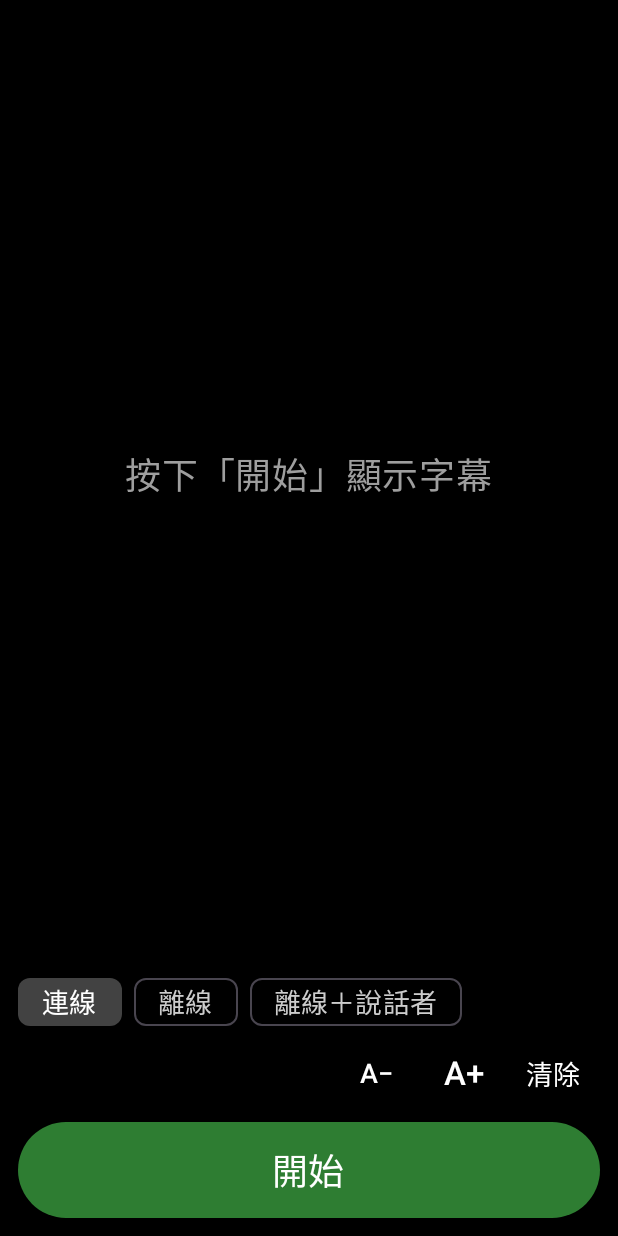
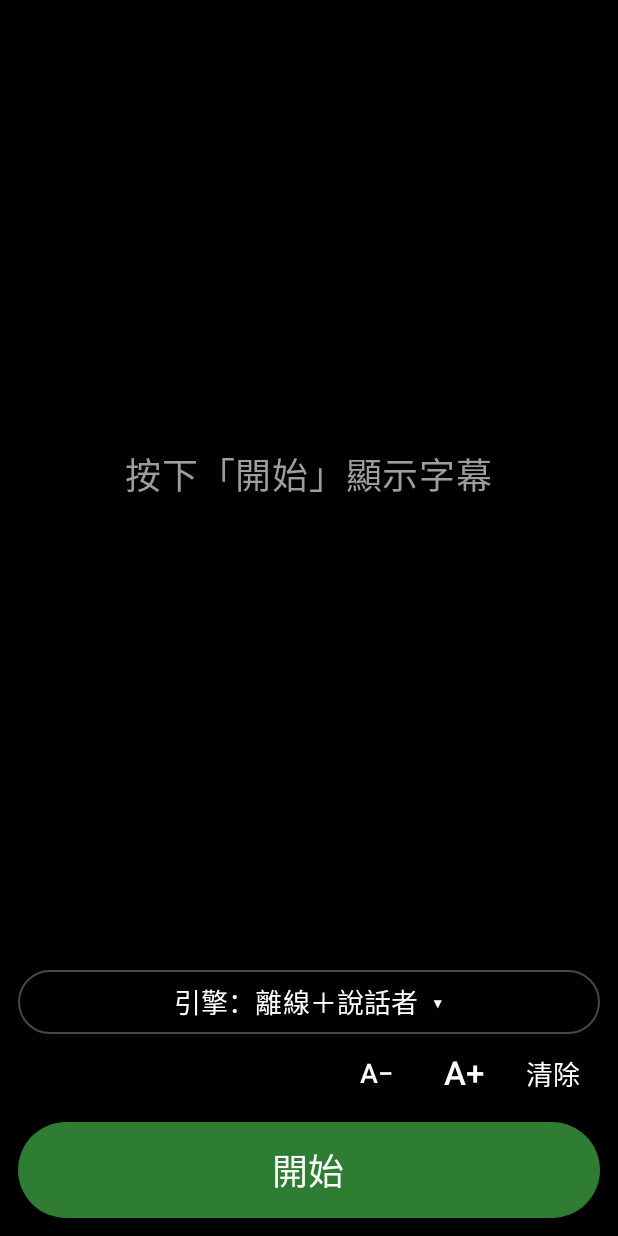
Before and after one commit to e4903180/realtime-captions-android, an Android app built with Jetpack Compose: the screen it shows after launch (MainActivity), on a phone screen of 412 x 824 dp. Run offline under Robolectric (Android 15) with nearby library versions, the phone set to English and light mode, and no system bars; libraries missing offline, so code that uses them is left out: com.github.houbb.opencc4j, com.k2fsa.sherpa, org.apache.commons; 2 statements that could not run were skipped.

Commit message:
Engine list with descriptions; per-engine model download and removal; X-ASR 480 ms engine
Co-Authored-By: Claude Opus 5.5 <noreply@anthropic.com>

```diff
--- a/app/src/main/java/tw/captions/app/CaptionViewModel.kt
+++ b/app/src/main/java/tw/captions/app/CaptionViewModel.kt
@@ -14,6 +14,7 @@ import kotlinx.coroutines.Dispatchers
 import android.util.Log
 import java.io.File
 import tw.captions.app.engine.AndroidSpeechEngine
+import tw.captions.app.engine.EngineCatalog
 import tw.captions.app.engine.MicInput
 import tw.captions.app.engine.ModelStore
 import tw.captions.app.engine.SherpaOnnxEngine
@@ -27,10 +28,16 @@ import tw.captions.core.SpeechEngine
 data class UiState(
     val captions: CaptionState = CaptionState(),
     val running: Boolean = false,
-    val engineId: String = "android-online",
+    val engineId: String = EngineCatalog.DEFAULT_ID,
     val fontSizeSp: Int = 36,
     /** 0..1 while the offline models are downloading, otherwise null. */
     val modelDownload: Float? = null,
+    /** Which engine the running download is for. */
+    val downloadingEngine: String? = null,
+    /** Offline engines whose models are all on the phone. */
+    val installedEngines: Set<String> = emptySet(),
+    /** Disk space each installed offline engine would free if removed (bytes). */
+    val freeableBytes: Map<String, Long> = emptyMap(),
     /** Debug builds: wav file played instead of the microphone. */
     val debugWav: String? = null,
 )
@@ -45,8 +52,11 @@ class CaptionViewModel(app: Application) : AndroidViewModel(app) {
     val engines: List<SpeechEngine> = listOf(
         AndroidSpeechEngine(app, onDevice = false),
         AndroidSpeechEngine(app, onDevice = true),
-        SherpaOnnxEngine(models, openInput = { debugWav?.let { WavFileInput(it) } ?: MicInput() }),
+        SherpaOnnxEngine(models, openInput = { debugWav?.let { WavFileInput(it) } ?: MicInput() }, variant = SherpaOnnxEngine.Variant.X160),
+        SherpaOnnxEngine(models, openInput = { debugWav?.let { WavFileInput(it) } ?: MicInput() }, variant = SherpaOnnxEngine.Variant.X480),
     )
+
+    private val prefs = app.getSharedPreferences("settings", android.content.Context.MODE_PRIVATE)
 
     private val assembler = CaptionAssembler(TextProcessor.default(converter = OpenCcTaiwan))
 
@@ -60,16 +70,34 @@ class CaptionViewModel(app: Application) : AndroidViewModel(app) {
         debugWav = file
         _ui.update { it.copy(debugWav = file?.name) }
     }
-    private val _ui = MutableStateFlow(UiState())
+    private val _ui = MutableStateFlow(
+        UiState(engineId = prefs.getString("engine", null)?.takeIf { id -> engines.any { it.id == id } } ?: EngineCatalog.DEFAULT_ID),
+    )
     val ui: StateFlow<UiState> = _ui.asStateFlow()
+
+    init {
+        refreshInstalled()
+    }
+
+    private val offlineEngines get() = engines.filterIsInstance<SherpaOnnxEngine>()
+
+    /** Recomputes which offline engines are installed and what removing each would free. */
+    private fun refreshInstalled() {
+        val installed = offlineEngines.filter { models.isInstalled(it.packs) }
+        val freeable = installed.associate { e ->
+            val othersNeed = installed.filter { it !== e }.flatMap { it.packs }.toSet()
+            e.id to e.packs.filter { it !in othersNeed }.sumOf { models.sizeOnDisk(it) }
+        }
+        _ui.update { it.copy(installedEngines = installed.map { e -> e.id }.toSet(), freeableBytes = freeable) }
+    }
 
     private var job: Job? = null
 
     fun start() {
         if (job?.isActive == true) return
         val engine = engines.first { it.id == _ui.value.engineId }
-        if (engine is SherpaOnnxEngine && !models.isReady) {
-            downloadModelsThenStart()
+        if (engine is SherpaOnnxEngine && !models.isInstalled(engine.packs)) {
+            download(engine.id, startAfter = true)
             return
         }
         _ui.update { it.copy(running = true) }
@@ -94,28 +122,49 @@ class CaptionViewModel(app: Application) : AndroidViewModel(app) {
 
     private var download: Job? = null
 
-    private fun downloadModelsThenStart() {
+    /** Downloads the models of an offline engine; starts captions afterwards if [startAfter]. */
+    fun download(engineId: String, startAfter: Boolean = false) {
+        val engine = offlineEngines.firstOrNull { it.id == engineId } ?: return
         if (download?.isActive == true) return
-        _ui.update { it.copy(modelDownload = 0f, captions = it.captions.copy(error = null)) }
+        _ui.update { it.copy(modelDownload = 0f, downloadingEngine = engineId, captions = it.captions.copy(error = null)) }
         download = viewModelScope.launch {
             try {
-                models.ensure { p -> _ui.update { it.copy(modelDownload = p) } }
-                _ui.update { it.copy(modelDownload = null) }
-                start()
+                models.ensure(engine.packs) { p -> _ui.update { it.copy(modelDownload = p) } }
+                _ui.update { it.copy(modelDownload = null, downloadingEngine = null) }
+                refreshInstalled()
+                if (startAfter && _ui.value.engineId == engineId) start()
             } catch (e: kotlinx.coroutines.CancellationException) {
-                _ui.update { it.copy(modelDownload = null) }
+                _ui.update { it.copy(modelDownload = null, downloadingEngine = null) }
                 throw e
             } catch (e: Exception) {
                 Log.e("CaptionsModels", "download failed", e)
                 _ui.update {
-                    it.copy(modelDownload = null, captions = it.captions.copy(error = "模型下載失敗，請確認網路後再按一次開始"))
+                    it.copy(modelDownload = null, downloadingEngine = null, captions = it.captions.copy(error = "模型下載失敗，請確認網路後再試一次"))
                 }
             }
         }
     }
 
+    fun cancelDownload() {
+        download?.cancel()
+    }
+
+    /**
+     * Removes an offline engine's models. Packs another installed engine still uses (the shared
+     * VAD / speaker / denoiser pack) stay until nothing needs them.
+     */
+    fun uninstall(engineId: String) {
+        val engine = offlineEngines.firstOrNull { it.id == engineId } ?: return
+        if (_ui.value.engineId == engineId) stop()
+        val stillNeeded = offlineEngines.filter { it !== engine && models.isInstalled(it.packs) }.flatMap { it.packs }.toSet()
+        viewModelScope.launch(Dispatchers.IO) {
+            engine.packs.filter { it !in stillNeeded }.forEach { models.delete(it) }
+            refreshInstalled()
+        }
+    }
+
     fun stop() {
-        download?.cancel()
+        if (_ui.value.downloadingEngine == _ui.value.engineId) download?.cancel()
         val current = job
         job = null
         current?.cancel()
@@ -126,6 +175,7 @@ class CaptionViewModel(app: Application) : AndroidViewModel(app) {
         val wasRunning = job != null
         stop()
         _ui.update { it.copy(engineId = id) }
+        prefs.edit().putString("engine", id).apply()
         if (wasRunning) start()
     }
 
--- a/app/src/main/java/tw/captions/app/MainActivity.kt
+++ b/app/src/main/java/tw/captions/app/MainActivity.kt
@@ -15,6 +15,10 @@ import androidx.compose.runtime.getValue
 import androidx.core.content.ContextCompat
 import androidx.lifecycle.compose.collectAsStateWithLifecycle
 import tw.captions.app.ui.CaptionScreen
+import tw.captions.app.ui.EnginePicker
+import androidx.compose.runtime.mutableStateOf
+import androidx.compose.runtime.remember
+import androidx.compose.runtime.setValue
 import java.io.File
 
 class MainActivity : ComponentActivity() {
@@ -44,15 +48,26 @@ class MainActivity : ComponentActivity() {
                 }
             }
 
+            var showEngines by remember { mutableStateOf(false) }
             CaptionScreen(
                 ui = ui,
                 engines = viewModel.engines,
                 onStart = ::startWithPermission,
                 onStop = viewModel::stop,
-                onSelectEngine = viewModel::selectEngine,
+                onOpenEngines = { showEngines = true },
                 onClear = viewModel::clear,
                 onFontSize = viewModel::changeFontSize,
             )
+            if (showEngines) {
+                EnginePicker(
+                    ui = ui,
+                    onDismiss = { showEngines = false },
+                    onSelect = viewModel::selectEngine,
+                    onDownload = { viewModel.download(it) },
+                    onCancelDownload = viewModel::cancelDownload,
+                    onUninstall = viewModel::uninstall,
+                )
+            }
         }
     }
 
--- /dev/null
+++ b/app/src/main/java/tw/captions/app/engine/EngineCatalog.kt
@@ -0,0 +1,51 @@
+package tw.captions.app.engine
+
+/**
+ * What the engine list shows for each engine. Numbers come from the Taiwan-accent benchmarks
+ * (docs/benchmark-engines.md); keep them in this one place so they are easy to update.
+ */
+data class EngineInfo(
+    val id: String,
+    val name: String,
+    /** One line under the name: what it is good for and what it needs. */
+    val subtitle: String,
+    val offline: Boolean,
+    val paid: Boolean = false,
+    val speakerTags: Boolean = false,
+    val recommended: Boolean = false,
+    /** Offline engines: model packs that must be downloaded first. */
+    val packs: List<ModelStore.Pack> = emptyList(),
+    /** Cloud engines: needs an API key from the user (see settings). */
+    val needsKey: Boolean = false,
+)
+
+object EngineCatalog {
+    val ALL = listOf(
+        EngineInfo(
+            SherpaOnnxEngine.Variant.X160.id, "離線＋說話者",
+            "不用網路、免費，約 1 秒出字，會標示 A／B／C 說話者。台灣腔錯字率約 12%。",
+            offline = true, speakerTags = true, recommended = true,
+            packs = SherpaOnnxEngine.Variant.X160.packs,
+        ),
+        EngineInfo(
+            SherpaOnnxEngine.Variant.X480.id, "離線＋說話者（省電）",
+            "準確度和上面相同、運算量約一半，但字慢約 0.1 秒出現。適合較舊的手機。",
+            offline = true, speakerTags = true,
+            packs = SherpaOnnxEngine.Variant.X480.packs,
+        ),
+        EngineInfo(
+            "android-online", "手機內建（連線）",
+            "使用手機內建的 Google 語音辨識，需要網路，不分說話者。",
+            offline = false,
+        ),
+        EngineInfo(
+            "android-offline", "手機內建（離線）",
+            "使用手機的離線語音包，要先在系統設定下載中文（台灣），不分說話者。",
+            offline = true,
+        ),
+    )
+
+    fun byId(id: String): EngineInfo? = ALL.firstOrNull { it.id == id }
+
+    val DEFAULT_ID: String = SherpaOnnxEngine.Variant.X160.id
+}
--- a/app/src/main/java/tw/captions/app/engine/ModelStore.kt
+++ b/app/src/main/java/tw/captions/app/engine/ModelStore.kt
@@ -17,8 +17,10 @@ import java.security.MessageDigest
 import kotlin.coroutines.coroutineContext
 
 /**
- * Offline models are downloaded on first use into app storage instead of being bundled in the APK
- * (about 165 MB in total). Every download is checked against its SHA-256.
+ * Offline models are downloaded on demand into app storage instead of being bundled in the APK.
+ * They are grouped in [Pack]s: each offline engine needs some packs, and shared packs (VAD,
+ * speaker model, denoiser) are downloaded once. Every pack can be removed again. Every download
+ * is checked against its SHA-256.
  */
 class ModelStore(context: Context) {
     val dir = File(context.filesDir, "models")
@@ -66,22 +68,62 @@ class ModelStore(context: Context) {
             535_638,
             localName = "denoiser.onnx",
         )
-        val ALL = listOf(ASR, VAD, SPEAKER, DENOISER)
+        /** X-ASR 480 ms chunks: same accuracy, less compute, first words ~0.1 s later. */
+        val ASR_480 = Remote(
+            "$RELEASES/asr-models/sherpa-onnx-x-asr-480ms-streaming-zipformer-transducer-zh-en-punct-int8-2026-06-05.tar.bz2",
+            "fa5f63d618e5a01526e275a358bb7772e403f84808a4769fba52cffd8160bf74",
+            133_895_136,
+            extract = mapOf(
+                "encoder.int8.onnx" to "asr480-encoder.onnx",
+                "decoder.onnx" to "asr480-decoder.onnx",
+                "joiner.int8.onnx" to "asr480-joiner.onnx",
+                "tokens.txt" to "asr480-tokens.txt",
+            ),
+        )
+
+        val XASR_160 = Pack("xasr-160", "語音辨識 X-ASR 160 ms", listOf(ASR))
+        val XASR_480 = Pack("xasr-480", "語音辨識 X-ASR 480 ms", listOf(ASR_480))
+        val SHARED = Pack("shared", "人聲偵測、說話者、降噪", listOf(VAD, SPEAKER, DENOISER))
+        val PACKS = listOf(XASR_160, XASR_480, SHARED)
         private const val TAG = "CaptionsModels"
+    }
+
+    /** A group of files downloaded and removed together. */
+    data class Pack(val id: String, val title: String, val files: List<Remote>) {
+        val downloadBytes: Long get() = files.sumOf { it.bytes }
     }
 
     fun file(name: String) = File(dir, name)
 
     private fun done(r: Remote) = File(dir, "${r.sha256}.ok")
 
-    val isReady: Boolean get() = ALL.all { done(it).exists() }
+    fun isInstalled(pack: Pack): Boolean = pack.files.all { done(it).exists() }
 
-    /** Downloads whatever is missing. [onProgress] gets 0..1 over all files. */
-    suspend fun ensure(onProgress: (Float) -> Unit) = withContext(Dispatchers.IO) {
+    fun isInstalled(packs: List<Pack>): Boolean = packs.all { isInstalled(it) }
+
+    /** Bytes the pack's files use on disk now. */
+    fun sizeOnDisk(pack: Pack): Long = pack.files.flatMap { localFiles(it) }.sumOf { if (it.exists()) it.length() else 0L }
+
+    private fun localFiles(r: Remote): List<File> =
+        if (r.extract.isEmpty()) listOf(File(dir, r.localName)) else r.extract.values.map { File(dir, it) }
+
+    /** Removes a pack's files. Callers make sure no installed engine still needs it. */
+    fun delete(pack: Pack) {
+        for (r in pack.files) {
+            localFiles(r).forEach { it.delete() }
+            done(r).delete()
+            File(dir, r.localName + ".part").delete()
+        }
+        Log.i(TAG, "deleted ${pack.id}")
+    }
+
+    /** Downloads whatever is missing from [packs]. [onProgress] gets 0..1 over the missing files. */
+    suspend fun ensure(packs: List<Pack>, onProgress: (Float) -> Unit) = withContext(Dispatchers.IO) {
         dir.mkdirs()
-        val total = ALL.sumOf { it.bytes }.toFloat()
+        val missing = packs.flatMap { it.files }.distinct().filter { !done(it).exists() }
+        val total = missing.sumOf { it.bytes }.coerceAtLeast(1).toFloat()
         var finished = 0L
-        for (r in ALL) {
+        for (r in missing) {
             if (!done(r).exists()) {
                 Log.i(TAG, "downloading ${r.url}")
                 fetch(r) { bytes -> onProgress((finished + bytes) / total) }
--- a/app/src/main/java/tw/captions/app/engine/SherpaOnnxEngine.kt
+++ b/app/src/main/java/tw/captions/app/engine/SherpaOnnxEngine.kt
@@ -42,13 +42,23 @@ import tw.captions.core.VoiceActivityDetector
 class SherpaOnnxEngine(
     private val models: ModelStore,
     private val openInput: () -> AudioInput,
+    /** Which X-ASR model: 160 ms chunks (fastest words, default) or 480 ms (less compute). */
+    val variant: Variant = Variant.X160,
     private val speakerThreshold: Float = 0.5f,
     /** Run the GTCRN speech-enhancement model before recognition (see docs/benchmark-noise.md). */
     private val useDenoiser: Boolean = DENOISER_DEFAULT,
 ) : SpeechEngine {
-    override val id = ID
-    override val displayName = "離線＋說話者"
+    override val id = variant.id
+    override val displayName = variant.displayName
     override val requiresNetwork = false
+
+    /** Model packs this engine needs on disk. */
+    val packs: List<ModelStore.Pack> get() = variant.packs
+
+    enum class Variant(val id: String, val displayName: String, val filePrefix: String, val packs: List<ModelStore.Pack>) {
+        X160(ID, "離線＋說話者", "asr", listOf(ModelStore.XASR_160, ModelStore.SHARED)),
+        X480("sherpa-onnx-480", "離線＋說話者（省電）", "asr480", listOf(ModelStore.XASR_480, ModelStore.SHARED)),
+    }
 
     companion object {
         const val ID = "sherpa-onnx"
@@ -59,11 +69,11 @@ class SherpaOnnxEngine(
     }
 
     override fun transcribe(config: RecognitionConfig): Flow<TranscriptEvent> = flow {
-        if (!models.isReady) {
+        if (!models.isInstalled(packs)) {
             emit(TranscriptEvent.Error("離線模型還沒下載完成", recoverable = false))
             return@flow
         }
-        val asr = Asr(models)
+        val asr = Asr(models, variant.filePrefix)
         val vad = SileroVad(models)
         val embedder = Embedder(models)
         val denoiser = if (useDenoiser) Denoiser(models) else null
@@ -97,18 +107,18 @@ class SherpaOnnxEngine(
         }
     }.flowOn(Dispatchers.Default)
 
-    private class Asr(models: ModelStore) : StreamingAsr, AutoCloseable {
+    private class Asr(models: ModelStore, prefix: String) : StreamingAsr, AutoCloseable {
         private val recognizer = OnlineRecognizer(
             assetManager = null,
             config = OnlineRecognizerConfig(
                 featConfig = FeatureConfig(sampleRate = SAMPLE_RATE, featureDim = 80),
                 modelConfig = OnlineModelConfig(
                     transducer = OnlineTransducerModelConfig(
-                        encoder = models.file("asr-encoder.onnx").path,
-                        decoder = models.file("asr-decoder.onnx").path,
-                        joiner = models.file("asr-joiner.onnx").path,
+                        encoder = models.file("$prefix-encoder.onnx").path,
+                        decoder = models.file("$prefix-decoder.onnx").path,
+                        joiner = models.file("$prefix-joiner.onnx").path,
                     ),
-                    tokens = models.file("asr-tokens.txt").path,
+                    tokens = models.file("$prefix-tokens.txt").path,
                     numThreads = 2,
                 ),
                 endpointConfig = EndpointConfig(
--- a/app/src/main/java/tw/captions/app/ui/CaptionScreen.kt
+++ b/app/src/main/java/tw/captions/app/ui/CaptionScreen.kt
@@ -53,7 +53,7 @@ fun CaptionScreen(
     engines: List<SpeechEngine>,
     onStart: () -> Unit,
     onStop: () -> Unit,
-    onSelectEngine: (String) -> Unit,
+    onOpenEngines: () -> Unit,
     onClear: () -> Unit,
     onFontSize: (Int) -> Unit,
 ) {
@@ -68,7 +68,7 @@ fun CaptionScreen(
             if (ui.running) LevelMeter(ui.captions.audioLevel)
             ui.modelDownload?.let { p ->
                 Text(
-                    "第一次使用，正在下載離線模型（約 165 MB）… ${(p * 100).toInt()}%",
+                    "正在下載離線模型… ${(p * 100).toInt()}%",
                     color = StableText,
                     fontSize = 18.sp,
                     modifier = Modifier.padding(horizontal = 16.dp, vertical = 4.dp),
@@ -99,7 +99,7 @@ fun CaptionScreen(
                     modifier = Modifier.padding(horizontal = 16.dp, vertical = 4.dp),
                 )
             }
-            Controls(ui, engines, onStart, onStop, onSelectEngine, onClear, onFontSize)
+            Controls(ui, engines, onStart, onStop, onOpenEngines, onClear, onFontSize)
         }
     }
 }
@@ -200,26 +200,19 @@ private fun Controls(
     engines: List<SpeechEngine>,
     onStart: () -> Unit,
     onStop: () -> Unit,
-    onSelectEngine: (String) -> Unit,
+    onOpenEngines: () -> Unit,
     onClear: () -> Unit,
     onFontSize: (Int) -> Unit,
 ) {
     Column(Modifier.fillMaxWidth().padding(12.dp)) {
-        // Engines on their own scrollable row so they never push the other buttons off narrow screens.
-        Row(Modifier.horizontalScroll(rememberScrollState()), verticalAlignment = Alignment.CenterVertically) {
-            engines.forEach { engine ->
-                FilterChip(
-                    selected = ui.engineId == engine.id,
-                    onClick = { onSelectEngine(engine.id) },
-                    label = { Text(engine.displayName, fontSize = 18.sp) },
-                    colors = FilterChipDefaults.filterChipColors(
-                        selectedContainerColor = Color(0xFF424242),
-                        selectedLabelColor = Color.White,
-                        labelColor = Color.LightGray,
-                    ),
-                    modifier = Modifier.padding(end = 8.dp),
-                )
-            }
+        // One button for the engine; the full list with descriptions opens in a sheet.
+        val current = tw.captions.app.engine.EngineCatalog.byId(ui.engineId)?.name
+            ?: engines.firstOrNull { it.id == ui.engineId }?.displayName ?: ui.engineId
+        androidx.compose.material3.OutlinedButton(
+            onClick = onOpenEngines,
+            modifier = Modifier.fillMaxWidth(),
+        ) {
+            Text("引擎：$current  ▾", fontSize = 18.sp, color = Color.White)
         }
         Row(verticalAlignment = Alignment.CenterVertically) {
             Spacer(Modifier.weight(1f))
```
Also changed, not shown: app/src/main/java/tw/captions/app/ui/EnginePicker.kt (added, +174 -0 lines), 2 other files.
